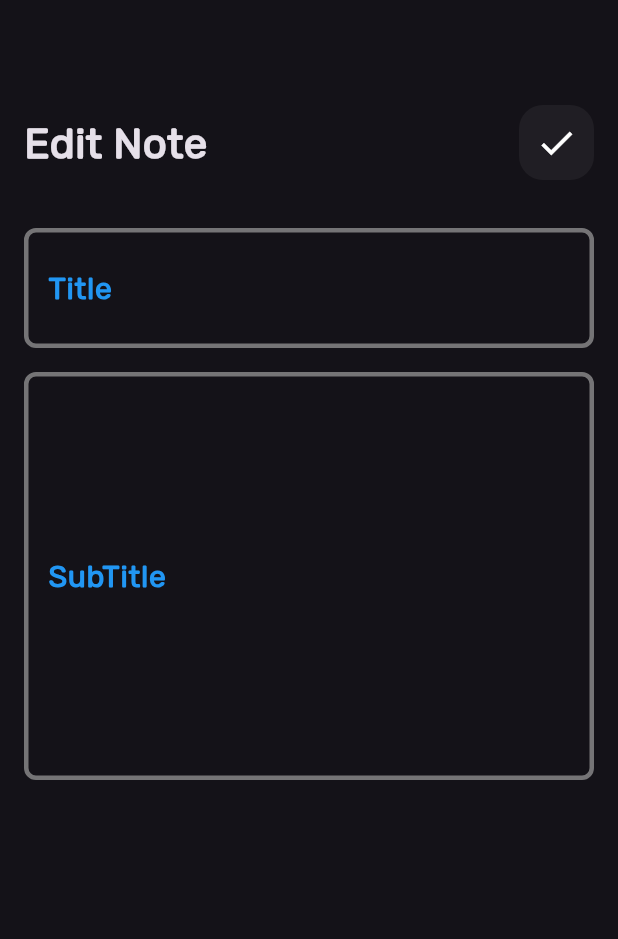
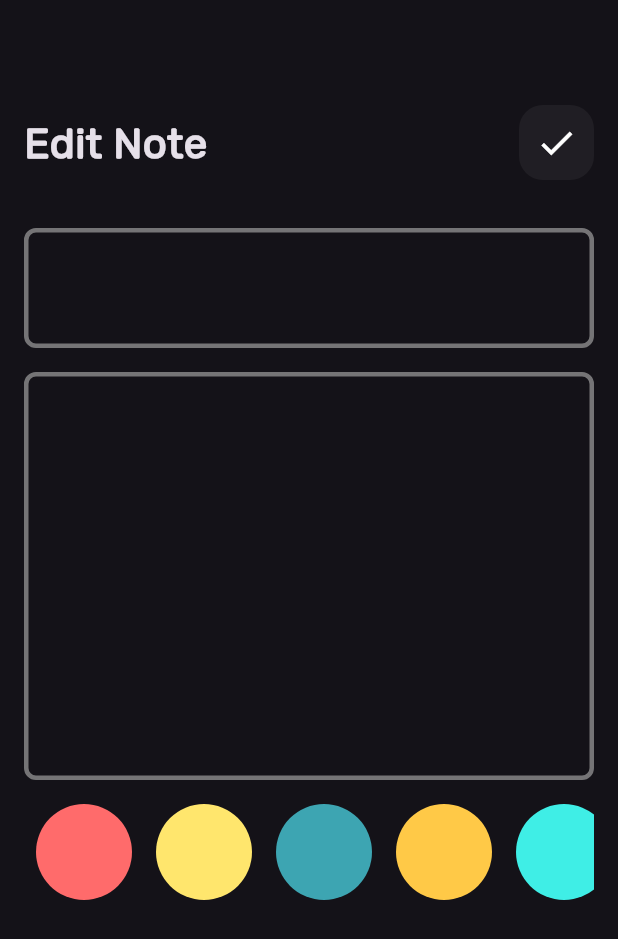
Before and after one commit to BaselHegazi226/note_app1, a Flutter app: the EditNoteView screen opened directly with empty values, on a phone screen of 412 x 824 dp. Shown: the top 939 px of the screen. Run offline on Flutter 3.47's test engine with Material 3 defaults, Android fonts, the phone set to English and light mode, and no system bars; our stand-ins replace flutter_bloc, hive, hive_flutter, modal_progress_hud_nsn; accounts and stored records are empty.

Commit message:
create color item widget

```diff
--- a/lib/cubits/add_cubit/add_note_cubit.dart
+++ b/lib/cubits/add_cubit/add_note_cubit.dart
@@ -1,3 +1,5 @@
+import 'dart:ui';
+
 import 'package:flutter_bloc/flutter_bloc.dart';
 import 'package:hive/hive.dart';
 import 'package:note_app1/cubits/add_cubit/add_note_state.dart';
@@ -6,10 +8,11 @@ import 'package:note_app1/views/widget/helper/constant.dart';
 
 class AddNoteCubit extends Cubit<AddNoteState> {
   AddNoteCubit() : super(AddNoteInitialState());
-
+  Color color = const Color(0xFFFF6B6B);
   addNote(NoteModel note) async {
     emit(AddNoteLoadingState());
     try {
+      note.color = color.value;
       var noteBox = Hive.box<NoteModel>(kBoxName);
       await noteBox.add(note);
       emit(AddNoteSuccessState());
--- a/lib/views/widget/custom/CustomTextFieldForEditView.dart
+++ b/lib/views/widget/custom/CustomTextFieldForEditView.dart
@@ -8,6 +8,7 @@ class CustomTextFieldForEditView extends StatefulWidget {
     this.textEditingController,
     this.onChanged,
     required this.labelText,
+    this.labelColor = Colors.white,
   });
 
   final String hintText;
@@ -15,6 +16,7 @@ class CustomTextFieldForEditView extends StatefulWidget {
   TextEditingController? textEditingController;
   void Function(String)? onChanged;
   final String labelText;
+  final Color labelColor;
 
   @override
   _CustomTextFieldForEditViewState createState() =>
@@ -35,8 +37,8 @@ class _CustomTextFieldForEditViewState
       ),
       decoration: InputDecoration(
         labelText: widget.labelText,
-        labelStyle: const TextStyle(
-          color: Colors.blue,
+        labelStyle: TextStyle(
+          color: widget.labelColor,
           fontWeight: FontWeight.bold,
           fontSize: 20,
         ),
--- a/lib/views/widget/helper/constant.dart
+++ b/lib/views/widget/helper/constant.dart
@@ -1 +1,35 @@
+import 'dart:ui';
+
 const kBoxName = 'note_box';
+List<Color> kColors = const [
+  Color(0xFFFF6B6B),
+  Color(0xFFFFE66D),
+  Color(0xFF3DA5B2),
+  Color(0xFFFFC947),
+  Color(0xFF3FEEE6),
+  Color(0xFF2A1E5C),
+  Color(0xFFF896D8),
+  Color(0xFF6A0572),
+  Color(0xFFA8DADC),
+  Color(0xFFF94144),
+  Color(0xFFF3722C),
+  Color(0xFF43AA8B),
+  Color(0xFFFFD700),
+  Color(0xFFFFA07A),
+  Color(0xFF5F9EA0),
+  Color(0xFFF67280),
+  Color(0xFFC06C84),
+  Color(0xFF6C5B7B),
+  Color(0xFFFFD6BA),
+  Color(0xFF9FB4C7),
+  Color(0xFF4B86B4),
+  Color(0xFF00A6A6),
+  Color(0xFFF07167),
+  Color(0xFFFDF0D5),
+  Color(0xFF1A535C),
+  Color(0xFF4ECDC4),
+  Color(0xFFF7FF0F),
+  Color(0xFFEF476F),
+  Color(0xFF06D6A0),
+  Color(0xFF118AB2),
+];
--- /dev/null
+++ b/lib/views/widget/item/color_item.dart
@@ -0,0 +1,31 @@
+import 'package:flutter/material.dart';
+
+class ColorItem extends StatelessWidget {
+  const ColorItem(
+      {super.key,
+      required this.isActive,
+      required this.onPressed,
+      required this.color});
+  final bool isActive;
+  final void Function()? onPressed;
+  final int color;
+  @override
+  Widget build(BuildContext context) {
+    return GestureDetector(
+      onTap: onPressed,
+      child: !isActive
+          ? CircleAvatar(
+              backgroundColor: Color(color),
+              radius: 32,
+            )
+          : CircleAvatar(
+              backgroundColor: Colors.white,
+              radius: 32,
+              child: CircleAvatar(
+                backgroundColor: Color(color),
+                radius: 28,
+              ),
+            ),
+    );
+  }
+}
--- a/lib/views/widget/item/color_list_view.dart
+++ b/lib/views/widget/item/color_list_view.dart
@@ -1,31 +1,86 @@
 import 'package:flutter/material.dart';
+import 'package:flutter_bloc/flutter_bloc.dart';
+import 'package:note_app1/cubits/add_cubit/add_note_cubit.dart';
 
-class ColorItem extends StatelessWidget {
-  const ColorItem({super.key});
+import '../../../models/note_model.dart';
+import '../helper/constant.dart';
+import 'color_item.dart';
 
-  @override
-  Widget build(BuildContext context) {
-    return const CircleAvatar(
-      backgroundColor: Colors.brown,
-      radius: 24,
-    );
-  }
-}
-
-class ColorListView extends StatelessWidget {
+class ColorListView extends StatefulWidget {
   const ColorListView({super.key});
 
   @override
+  State<ColorListView> createState() => _ColorListViewState();
+}
+
+class _ColorListViewState extends State<ColorListView> {
+  int currentItem = 0;
+  @override
   Widget build(BuildContext context) {
     return SizedBox(
-      height: 48,
+      height: 64,
       child: ListView.builder(
         itemBuilder: (context, index) {
-          return const ColorItem();
+          return Padding(
+            padding: const EdgeInsets.symmetric(
+              horizontal: 8,
+            ),
+            child: ColorItem(
+              onPressed: () {
+                currentItem = index;
+                BlocProvider.of<AddNoteCubit>(context).color = kColors[index];
+                setState(() {});
+              },
+              color: kColors[index].value,
+              isActive: currentItem == index,
+            ),
+          );
         },
-        itemCount: 10,
+        itemCount: kColors.length,
         scrollDirection: Axis.horizontal,
       ),
     );
   }
 }
+
+class EditColorListView extends StatefulWidget {
+  const EditColorListView({super.key, required this.noteModel});
+  final NoteModel noteModel;
+  @override
+  State<EditColorListView> createState() => _EditColorListViewState();
+}
+
+class _EditColorListViewState extends State<EditColorListView> {
+  late int colorIndex;
+  @override
+  void initState() {
+    colorIndex = kColors.indexOf(Color(widget.noteModel.color));
+  }
+
+  @override
+  Widget build(BuildContext context) {
+    return SizedBox(
+      height: 64,
+      child: ListView.builder(
+        itemBuilder: (context, index) {
+          return Padding(
+            padding: const EdgeInsets.symmetric(
+              horizontal: 8,
+            ),
+            child: ColorItem(
+              onPressed: () {
+                colorIndex = index;
+                widget.noteModel.color = kColors[index].value;
+                setState(() {});
+              },
+              color: kColors[index].value,
+              isActive: colorIndex == index,
+            ),
+          );
+        },
+        itemCount: kColors.length,
+        scrollDirection: Axis.horizontal,
+      ),
+    );
+  }
+}
--- a/lib/views/widget/item_body/edit_note_view_body.dart
+++ b/lib/views/widget/item_body/edit_note_view_body.dart
@@ -5,6 +5,7 @@ import 'package:note_app1/models/note_model.dart';
 import '../../../cubits/notes_cubit/note_cubit.dart';
 import '../custom/CustomTextFieldForEditView.dart';
 import '../custom/custom_app_bar.dart';
+import '../item/color_list_view.dart';
 
 class EditNoteViewBody extends StatefulWidget {
   const EditNoteViewBody({super.key, required this.noteModel});
@@ -65,6 +66,7 @@ class _EditNoteViewBody extends State<EditNoteViewBody> {
             ),
             CustomTextFieldForEditView(
               labelText: 'Title',
+              labelColor: Color(widget.noteModel.color),
               onChanged: (value) {
                 title = value;
               },
@@ -77,6 +79,7 @@ class _EditNoteViewBody extends State<EditNoteViewBody> {
             ),
             CustomTextFieldForEditView(
               labelText: 'SubTitle',
+              labelColor: Color(widget.noteModel.color),
               onChanged: (value) {
                 subTitle = value;
               },
@@ -84,6 +87,12 @@ class _EditNoteViewBody extends State<EditNoteViewBody> {
               hintText: 'Content',
               maxLines: 10,
             ),
+            const SizedBox(
+              height: 16,
+            ),
+            EditColorListView(
+              noteModel: widget.noteModel,
+            ),
           ],
         ),
       ),
```
Also changed, not shown: lib/views/widget/custom/add_note_form.dart (+44 -24 lines).
